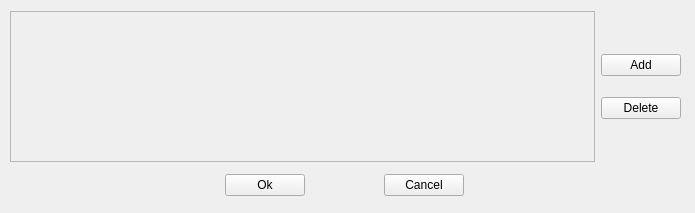
OpenParEM/OpenParEM, file src/OpenParEMg/FrequencyPlan.ui: the form before one commit.
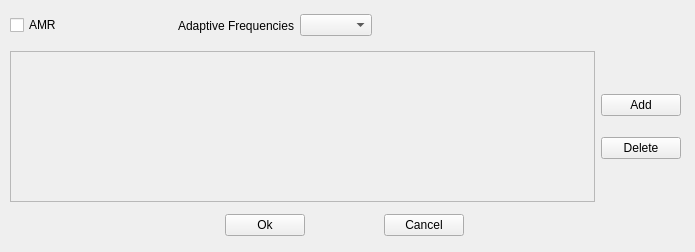
The form after the commit.

Commit message: second pass at frequency plan form

Patch:
```diff
--- a/src/OpenParEMg/FrequencyPlan.ui
+++ b/src/OpenParEMg/FrequencyPlan.ui
@@ -7,7 +7,7 @@
     <x>0</x>
     <y>0</y>
     <width>695</width>
-    <height>213</height>
+    <height>252</height>
    </rect>
   </property>
   <property name="windowTitle">
@@ -17,7 +17,7 @@
    <property name="geometry">
     <rect>
      <x>10</x>
-     <y>11</y>
+     <y>51</y>
      <width>671</width>
      <height>151</height>
     </rect>
@@ -29,7 +29,7 @@
        <bool>false</bool>
       </property>
       <attribute name="verticalHeaderVisible">
-       <bool>false</bool>
+       <bool>true</bool>
       </attribute>
      </widget>
     </item>
@@ -154,7 +154,7 @@
    <property name="geometry">
     <rect>
      <x>9</x>
-     <y>170</y>
+     <y>210</y>
      <width>671</width>
      <height>31</height>
     </rect>
@@ -273,6 +273,77 @@
     </item>
    </layout>
   </widget>
+  <widget class="QWidget" name="horizontalLayoutWidget_3">
+   <property name="geometry">
+    <rect>
+     <x>10</x>
+     <y>10</y>
+     <width>581</width>
+     <height>31</height>
+    </rect>
+   </property>
+   <layout class="QHBoxLayout" name="horizontalLayout_3">
+    <item>
+     <widget class="QCheckBox" name="AMR">
+      <property name="toolTip">
+       <string>&lt;html&gt;&lt;head/&gt;&lt;body&gt;&lt;p&gt;Check to use Adaptive Mesh Refinement (AMR).&lt;/p&gt;&lt;/body&gt;&lt;/html&gt;</string>
+      </property>
+      <property name="text">
+       <string>AMR</string>
+      </property>
+     </widget>
+    </item>
+    <item>
+     <spacer name="horizontalSpacer_8">
+      <property name="orientation">
+       <enum>Qt::Orientation::Horizontal</enum>
+      </property>
+      <property name="sizeHint" stdset="0">
+       <size>
+        <width>40</width>
+        <height>20</height>
+       </size>
+      </property>
+     </spacer>
+    </item>
+    <item>
+     <widget class="QLabel" name="adaptiveFrequenciesLabel">
+      <property name="text">
+       <string>Adaptive Frequencies</string>
+      </property>
+     </widget>
+    </item>
+    <item>
+     <widget class="QComboBox" name="adaptiveFrequencies"/>
+    </item>
+    <item>
+     <spacer name="horizontalSpacer_10">
+      <property name="orientation">
+       <enum>Qt::Orientation::Horizontal</enum>
+      </property>
+      <property name="sizeHint" stdset="0">
+       <size>
+        <width>40</width>
+        <height>20</height>
+       </size>
+      </property>
+     </spacer>
+    </item>
+    <item>
+     <spacer name="horizontalSpacer_9">
+      <property name="orientation">
+       <enum>Qt::Orientation::Horizontal</enum>
+      </property>
+      <property name="sizeHint" stdset="0">
+       <size>
+        <width>40</width>
+        <height>20</height>
+       </size>
+      </property>
+     </spacer>
+    </item>
+   </layout>
+  </widget>
  </widget>
  <resources/>
  <connections/>
```
The commit also changes 2 other files.
